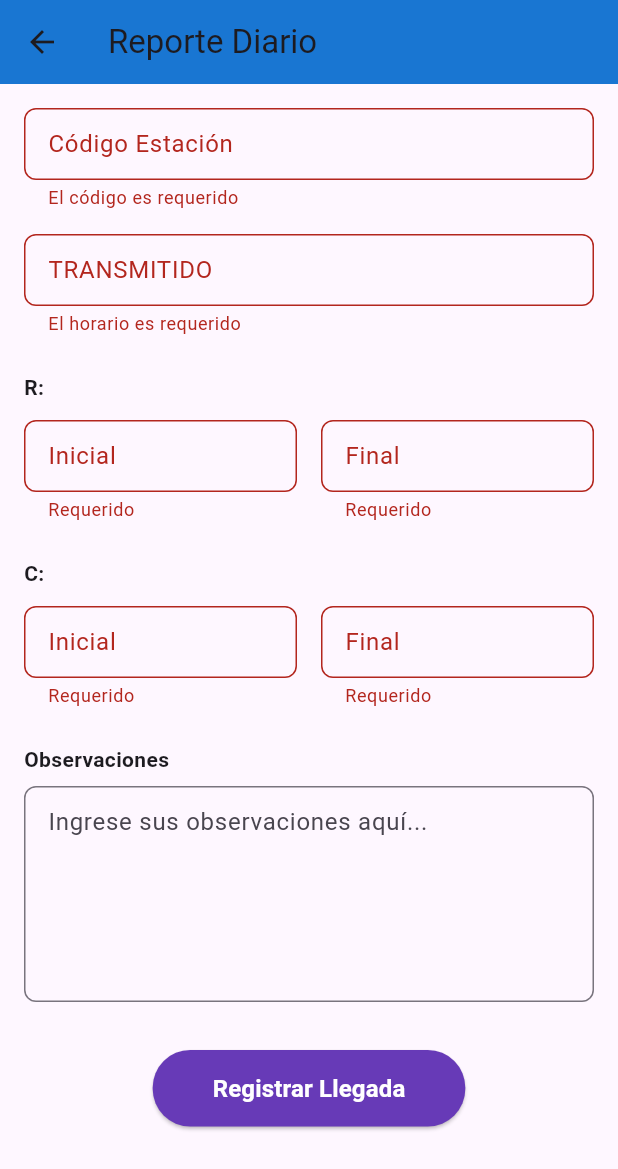
After one commit to kamikase0/managerkey, a Flutter app: the ReporteDiarioView screen opened directly, after a tap on "Registrar Llegada", on a phone screen of 412 x 824 dp. The commit adds this screen. Shown: the top 1169 px of the screen. Run offline on Flutter 3.47's test engine with Material 3 defaults, Android fonts, the phone set to English and light mode, and no system bars; our stand-ins replace geolocator, shared_preferences, sqflite; accounts and stored records are empty.

Commit message:
create report view

```diff
--- a/lib/views/home_page.dart
+++ b/lib/views/home_page.dart
@@ -1,5 +1,5 @@
 import 'package:flutter/material.dart';
-import 'package:manager_key/views/operador/report_view.dart';
+import 'package:manager_key/views/operador/reporte_view.dart';
 import 'package:manager_key/views/operador/salida_ruta_view.dart';
 import 'package:manager_key/views/operador/llegada_ruta_view.dart';
 import '../models/user_model.dart';
@@ -44,8 +44,8 @@ class _HomePageState extends State<HomePage> {
         return const SalidaRutaView();
       case 'llegada_ruta':
         return const LlegadaRutaView();
-      case 'reporte':
-        return const ReportView();
+      case 'reporte_diario':
+        return const ReporteDiarioView();
       case 'soporte':
         return const SoporteView();
       case 'coordinador':
--- a/lib/views/operador/report_view.dart
+++ /dev/null
@@ -1,26 +0,0 @@
-
-
-import 'package:flutter/cupertino.dart';
-import 'package:flutter/material.dart';
-import 'package:manager_key/views/operador/llegada_ruta_view.dart';
-
-class ReportView extends StatefulWidget{
-  const ReportView({Key? key}): super(key: key);
-
-  @override
-  _ReportViewState createState() => _ReportViewState();
-}
-
-class _ReportViewState extends State<ReportView>{
-  final _formKey = GlobalKey<FormState>();
-
-  @override
-  Widget build(BuildContext context){
-    return Scaffold(
-      appBar: AppBar(
-        title: Text('Menu'),
-      ),
-    );
-  }
-
-}
--- /dev/null
+++ b/lib/views/operador/reporte_view.dart
@@ -0,0 +1,291 @@
+import 'package:flutter/material.dart';
+
+class ReporteDiarioView extends StatefulWidget {
+  const ReporteDiarioView({Key? key}) : super(key: key);
+
+  @override
+  State<ReporteDiarioView> createState() => _ReporteDiarioViewState();
+}
+
+class _ReporteDiarioViewState extends State<ReporteDiarioView> {
+  final _formKey = GlobalKey<FormState>();
+
+  final TextEditingController _codigoEstacionController = TextEditingController();
+  final TextEditingController _transmitidoController = TextEditingController();
+  final TextEditingController _rInicialiController = TextEditingController();
+  final TextEditingController _rFinalController = TextEditingController();
+  final TextEditingController _cInicialiController = TextEditingController();
+  final TextEditingController _cFinalController = TextEditingController();
+  final TextEditingController _observacionesController = TextEditingController();
+
+  @override
+  void dispose() {
+    _codigoEstacionController.dispose();
+    _transmitidoController.dispose();
+    _rInicialiController.dispose();
+    _rFinalController.dispose();
+    _cInicialiController.dispose();
+    _cFinalController.dispose();
+    _observacionesController.dispose();
+    super.dispose();
+  }
+
+  void _mostrarMensajeExito(Map<String, String> datos) {
+    ScaffoldMessenger.of(context).showSnackBar(
+      SnackBar(
+        content: Column(
+          mainAxisSize: MainAxisSize.min,
+          crossAxisAlignment: CrossAxisAlignment.start,
+          children: [
+            const Text(
+              'Reporte Registrado Exitosamente',
+              style: TextStyle(fontWeight: FontWeight.bold, fontSize: 16),
+            ),
+            const SizedBox(height: 8),
+            Text('Código: ${datos['codigo']}'),
+            Text('Transmitido: ${datos['transmitido']}'),
+            Text('R Inicial: ${datos['rInicial']} - Final: ${datos['rFinal']}'),
+            Text('C Inicial: ${datos['cInicial']} - Final: ${datos['cFinal']}'),
+          ],
+        ),
+        backgroundColor: Colors.green,
+        duration: const Duration(seconds: 3),
+      ),
+    );
+  }
+
+  void _enviarReporte() {
+    if (_formKey.currentState!.validate()) {
+      final datos = {
+        'codigo': _codigoEstacionController.text,
+        'transmitido': _transmitidoController.text,
+        'rInicial': _rInicialiController.text,
+        'rFinal': _rFinalController.text,
+        'cInicial': _cInicialiController.text,
+        'cFinal': _cFinalController.text,
+        'observaciones': _observacionesController.text,
+      };
+
+      _mostrarMensajeExito(datos);
+
+      // Aquí puedes agregar la lógica para enviar los datos al servidor
+      print('Datos enviados: $datos');
+
+      // Limpiar formulario después de 3 segundos
+      Future.delayed(const Duration(seconds: 3), () {
+        if (mounted) {
+          _codigoEstacionController.clear();
+          _transmitidoController.clear();
+          _rInicialiController.clear();
+          _rFinalController.clear();
+          _cInicialiController.clear();
+          _cFinalController.clear();
+          _observacionesController.clear();
+        }
+      });
+    }
+  }
+
+  @override
+  Widget build(BuildContext context) {
+    return Scaffold(
+      appBar: AppBar(
+        title: const Text('Reporte Diario'),
+        backgroundColor: Colors.blue[700],
+      ),
+      body: SingleChildScrollView(
+        padding: const EdgeInsets.all(16),
+        child: Form(
+          key: _formKey,
+          child: Column(
+            crossAxisAlignment: CrossAxisAlignment.start,
+            children: [
+              // Código Estación
+              TextFormField(
+                controller: _codigoEstacionController,
+                decoration: InputDecoration(
+                  labelText: 'Código Estación',
+                  hintText: 'BIOM-030',
+                  border: OutlineInputBorder(
+                    borderRadius: BorderRadius.circular(8),
+                  ),
+                  contentPadding: const EdgeInsets.symmetric(horizontal: 12, vertical: 10),
+                ),
+                validator: (value) {
+                  if (value == null || value.isEmpty) {
+                    return 'El código es requerido';
+                  }
+                  return null;
+                },
+              ),
+              const SizedBox(height: 16),
+
+              // Transmitido
+              TextFormField(
+                controller: _transmitidoController,
+                decoration: InputDecoration(
+                  labelText: 'TRANSMITIDO',
+                  hintText: '12:34',
+                  border: OutlineInputBorder(
+                    borderRadius: BorderRadius.circular(8),
+                  ),
+                  contentPadding: const EdgeInsets.symmetric(horizontal: 12, vertical: 10),
+                ),
+                validator: (value) {
+                  if (value == null || value.isEmpty) {
+                    return 'El horario es requerido';
+                  }
+                  return null;
+                },
+              ),
+              const SizedBox(height: 24),
+
+              // Sección R (Recepción)
+              const Text(
+                'R:',
+                style: TextStyle(fontWeight: FontWeight.bold, fontSize: 14),
+              ),
+              const SizedBox(height: 12),
+              Row(
+                children: [
+                  Expanded(
+                    child: TextFormField(
+                      controller: _rInicialiController,
+                      decoration: InputDecoration(
+                        labelText: 'Inicial',
+                        hintText: '02',
+                        border: OutlineInputBorder(
+                          borderRadius: BorderRadius.circular(8),
+                        ),
+                        contentPadding: const EdgeInsets.symmetric(horizontal: 12, vertical: 10),
+                      ),
+                      validator: (value) {
+                        if (value == null || value.isEmpty) {
+                          return 'Requerido';
+                        }
+                        return null;
+                      },
+                    ),
+                  ),
+                  const SizedBox(width: 16),
+                  Expanded(
+                    child: TextFormField(
+                      controller: _rFinalController,
+                      decoration: InputDecoration(
+                        labelText: 'Final',
+                        hintText: '03',
+                        border: OutlineInputBorder(
+                          borderRadius: BorderRadius.circular(8),
+                        ),
+                        contentPadding: const EdgeInsets.symmetric(horizontal: 12, vertical: 10),
+                      ),
+                      validator: (value) {
+                        if (value == null || value.isEmpty) {
+                          return 'Requerido';
+                        }
+                        return null;
+                      },
+                    ),
+                  ),
+                ],
+              ),
+              const SizedBox(height: 24),
+
+              // Sección C (Cantidad)
+              const Text(
+                'C:',
+                style: TextStyle(fontWeight: FontWeight.bold, fontSize: 14),
+              ),
+              const SizedBox(height: 12),
+              Row(
+                children: [
+                  Expanded(
+                    child: TextFormField(
+                      controller: _cInicialiController,
+                      decoration: InputDecoration(
+                        labelText: 'Inicial',
+                        hintText: '04',
+                        border: OutlineInputBorder(
+                          borderRadius: BorderRadius.circular(8),
+                        ),
+                        contentPadding: const EdgeInsets.symmetric(horizontal: 12, vertical: 10),
+                      ),
+                      validator: (value) {
+                        if (value == null || value.isEmpty) {
+                          return 'Requerido';
+                        }
+                        return null;
+                      },
+                    ),
+                  ),
+                  const SizedBox(width: 16),
+                  Expanded(
+                    child: TextFormField(
+                      controller: _cFinalController,
+                      decoration: InputDecoration(
+                        labelText: 'Final',
+                        hintText: '05',
+                        border: OutlineInputBorder(
+                          borderRadius: BorderRadius.circular(8),
+                        ),
+                        contentPadding: const EdgeInsets.symmetric(horizontal: 12, vertical: 10),
+                      ),
+                      validator: (value) {
+                        if (value == null || value.isEmpty) {
+                          return 'Requerido';
+                        }
+                        return null;
+                      },
+                    ),
+                  ),
+                ],
+              ),
+              const SizedBox(height: 24),
+
+              // Observaciones
+              const Text(
+                'Observaciones',
+                style: TextStyle(fontWeight: FontWeight.bold, fontSize: 14),
+              ),
+              const SizedBox(height: 8),
+              TextFormField(
+                controller: _observacionesController,
+                maxLines: 5,
+                decoration: InputDecoration(
+                  hintText: 'Ingrese sus observaciones aquí...',
+                  border: OutlineInputBorder(
+                    borderRadius: BorderRadius.circular(8),
+                  ),
+                  contentPadding: const EdgeInsets.all(12),
+                ),
+              ),
+              const SizedBox(height: 32),
+
+              // Botón Registrar
+              Center(
+                child: ElevatedButton(
+                  onPressed: _enviarReporte,
+                  style: ElevatedButton.styleFrom(
+                    backgroundColor: Colors.deepPurple,
+                    padding: const EdgeInsets.symmetric(horizontal: 40, vertical: 14),
+                    shape: RoundedRectangleBorder(
+                      borderRadius: BorderRadius.circular(25),
+                    ),
+                  ),
+                  child: const Text(
+                    'Registrar Llegada',
+                    style: TextStyle(
+                      color: Colors.white,
+                      fontSize: 16,
+                      fontWeight: FontWeight.bold,
+                    ),
+                  ),
+                ),
+              ),
+            ],
+          ),
+        ),
+      ),
+    );
+  }
+}
--- a/lib/views/operador/salida_ruta_view.dart
+++ b/lib/views/operador/salida_ruta_view.dart
@@ -1,10 +1,12 @@
 import 'package:flutter/material.dart';
 import '../../models/salida_ruta_model.dart';
+import '../../models/user_model.dart';
+
+import '../../services/api_service.dart';
+
 import '../../services/location_service.dart';
 import '../../services/database_service.dart';
-import '../../services/api_service.dart';
 import '../../services/auth_service.dart';
-import '../../models/user_model.dart';
 
 class SalidaRutaView extends StatefulWidget {
   const SalidaRutaView({Key? key}) : super(key: key);
@@ -14,7 +16,9 @@ class SalidaRutaView extends StatefulWidget {
 }
 
 class _SalidaRutaViewState extends State<SalidaRutaView> {
+  final _formKey = GlobalKey<FormState>();
   // final _descripcionController = TextEditingController();
+
   final _observacionesController = TextEditingController();
   bool _switchValue = false;
   bool _isLoading = false;
--- a/lib/widgets/sidebar.dart
+++ b/lib/widgets/sidebar.dart
@@ -19,7 +19,7 @@ class Sidebar extends StatelessWidget {
         {'id': 'operador', 'label': 'Vista Operador', 'icon': Icons.dashboard},
         {'id': 'salida_ruta', 'label': 'Salida de Ruta', 'icon': Icons.exit_to_app},
         {'id': 'llegada_ruta', 'label': 'Llegada de Ruta', 'icon': Icons.flag},
-        {'id': 'Reporte', 'label':'Registrar Reporte','icon': Icons.check}
+        {'id': 'reporte_diario', 'label': 'Registrar Reporte', 'icon': Icons.add_circle}
       ],
       'soporte': [
         {'id': 'soporte', 'label': 'Vista Soporte', 'icon': Icons.support}
```
